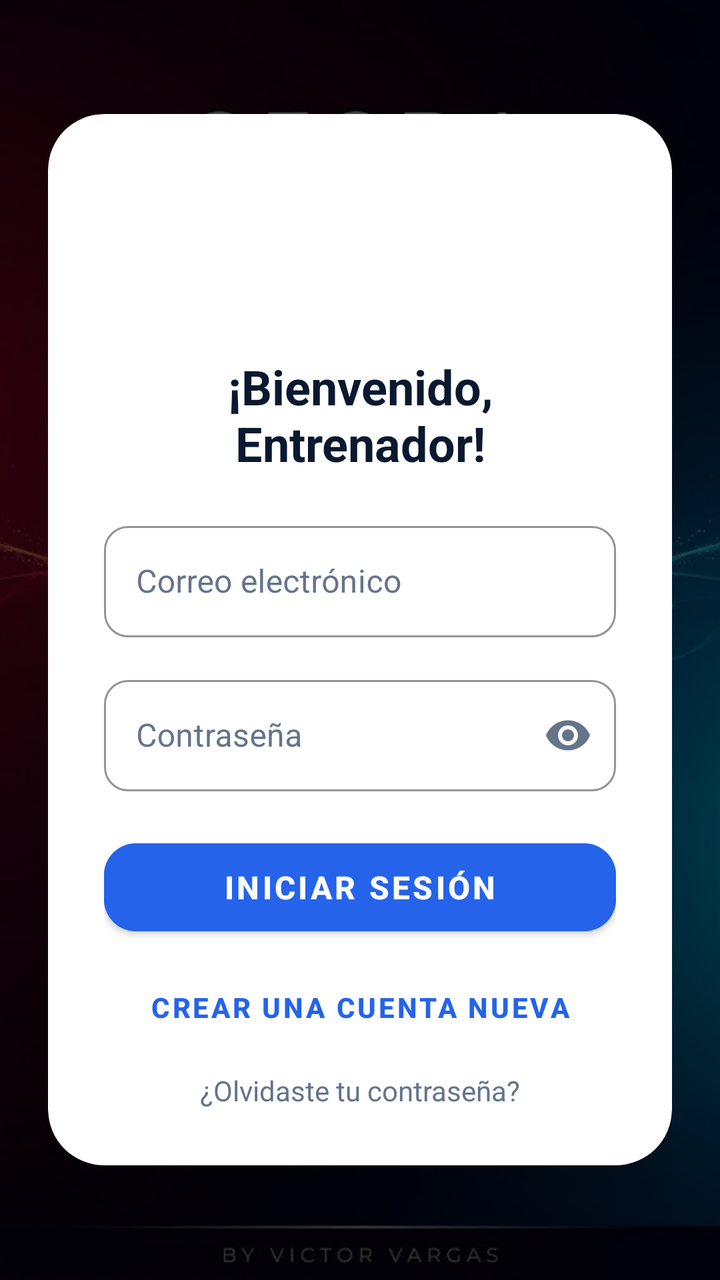
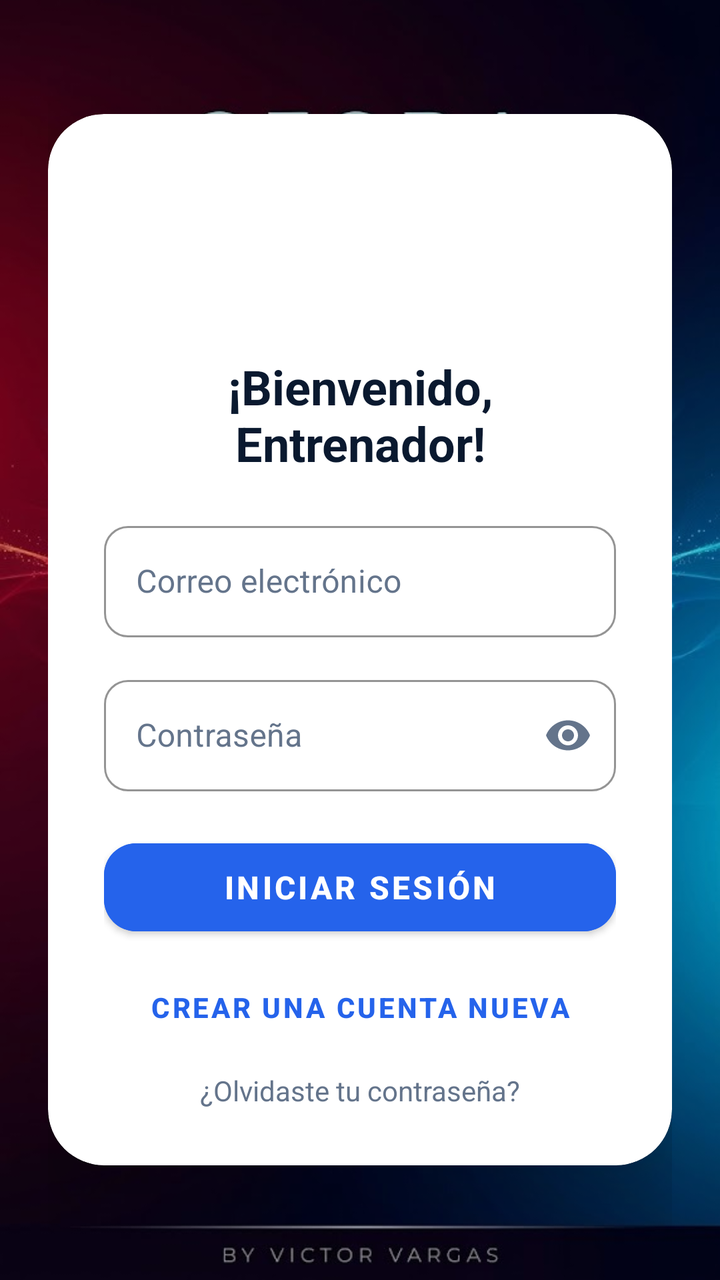

Screens rendered from an Android XML layout before and after an edit, with the pre-edit source and the edit as a unified diff.
<!-- AndroidManifest.xml: activity theme Theme.MaterialComponents.DayNight.NoActionBar -->
<!-- res/layout/activity_login.xml -->
<?xml version="1.0" encoding="utf-8"?>
<androidx.constraintlayout.widget.ConstraintLayout
    xmlns:android="http://schemas.android.com/apk/res/android"
    xmlns:app="http://schemas.android.com/apk/res-auto"
    android:layout_width="match_parent"
    android:layout_height="match_parent"
    android:fitsSystemWindows="true">

    
    <ImageView
        android:layout_width="match_parent"
        android:layout_height="match_parent"
        android:scaleType="centerCrop"
        android:src="@drawable/logo_pokeapp" />

    
    <View
        android:layout_width="match_parent"
        android:layout_height="match_parent"
        android:background="#AA000000" />

    <ScrollView
        android:layout_width="match_parent"
        android:layout_height="match_parent"
        android:fillViewport="true"
        android:clipToPadding="false">

        <LinearLayout
            android:layout_width="match_parent"
            android:layout_height="wrap_content"
            android:orientation="vertical"
            android:gravity="center"
            android:padding="24dp">

            
            <com.google.android.material.card.MaterialCardView
                android:id="@+id/cardLogin"
                android:layout_width="match_parent"
                android:layout_height="wrap_content"
                app:cardBackgroundColor="#FFFFFF"
                app:cardCornerRadius="28dp"
                app:cardElevation="24dp">

                <LinearLayout
                    android:layout_width="match_parent"
                    android:layout_height="wrap_content"
                    android:orientation="vertical"
                    android:gravity="center_horizontal"
                    android:padding="28dp">

                    <ImageView
                        android:id="@+id/ivLoginPokemon"
                        android:layout_width="80dp"
                        android:layout_height="80dp"
                        android:layout_marginBottom="12dp" />

                    <TextView
                        android:layout_width="match_parent"
                        android:layout_height="wrap_content"
                        android:layout_marginBottom="20dp"
                        android:text="¡Bienvenido, Entrenador!"
                        android:textAlignment="center"
                        android:textColor="#0A192F"
                        android:textSize="24sp"
                        android:textStyle="bold" />

                    
                    <com.google.android.material.textfield.TextInputLayout
                        style="@style/Widget.MaterialComponents.TextInputLayout.OutlinedBox"
                        android:layout_width="match_parent"
                        android:layout_height="wrap_content"
                        android:layout_marginBottom="16dp"
                        android:textColorHint="#64748B"
                        app:boxStrokeColor="#2563EB"
                        app:hintTextColor="#2563EB"
                        app:boxCornerRadiusTopStart="12dp"
                        app:boxCornerRadiusTopEnd="12dp"
                        app:boxCornerRadiusBottomStart="12dp"
                        app:boxCornerRadiusBottomEnd="12dp">
                        <com.google.android.material.textfield.TextInputEditText
                            android:id="@+id/etEmail"
                            android:layout_width="match_parent"
                            android:layout_height="wrap_content"
                            android:hint="Correo electrónico"
                            android:textColor="#1E293B"
                            android:textColorHint="#9CA3AF"
                            android:inputType="textEmailAddress" />
                    </com.google.android.material.textfield.TextInputLayout>

                    
                    <com.google.android.material.textfield.TextInputLayout
                        style="@style/Widget.MaterialComponents.TextInputLayout.OutlinedBox"
                        android:layout_width="match_parent"
                        android:layout_height="wrap_content"
                        android:layout_marginBottom="20dp"
                        android:textColorHint="#64748B"
                        app:boxStrokeColor="#2563EB"
                        app:hintTextColor="#2563EB"
                        app:boxCornerRadiusTopStart="12dp"
                        app:boxCornerRadiusTopEnd="12dp"
                        app:boxCornerRadiusBottomStart="12dp"
                        app:boxCornerRadiusBottomEnd="12dp"
                        app:passwordToggleEnabled="true"
                        app:passwordToggleTint="#64748B">
                        <com.google.android.material.textfield.TextInputEditText
                            android:id="@+id/etPassword"
                            android:layout_width="match_parent"
                            android:layout_height="wrap_content"
                            android:hint="Contraseña"
                            android:textColor="#1E293B"
                            android:textColorHint="#9CA3AF"
                            android:inputType="textPassword" />
                    </com.google.android.material.textfield.TextInputLayout>

                    <Button
                        android:id="@+id/btnLogin"
                        android:layout_width="match_parent"
                        android:layout_height="56dp"
                        android:backgroundTint="#2563EB"
                        android:text="INICIAR SESIÓN"
                        android:textColor="#FFFFFF"
                        android:textSize="16sp"
                        android:textStyle="bold"
                        app:cornerRadius="16dp" />

                    <Button
                        android:id="@+id/btnRegister"
                        style="@style/Widget.MaterialComponents.Button.TextButton"
                        android:layout_width="match_parent"
                        android:layout_height="wrap_content"
                        android:layout_marginTop="8dp"
                        android:text="CREAR UNA CUENTA NUEVA"
                        android:textColor="#2563EB"
                        android:textStyle="bold" />

                    <TextView
                        android:id="@+id/tvOlvidePassword"
                        android:layout_width="match_parent"
                        android:layout_height="wrap_content"
                        android:layout_marginTop="8dp"
                        android:text="¿Olvidaste tu contraseña?"
                        android:textAlignment="center"
                        android:textColor="#64748B"
                        android:textSize="14sp"
                        android:clickable="true"
                        android:focusable="true"/>
                </LinearLayout>
            </com.google.android.material.card.MaterialCardView>
        </LinearLayout>
    </ScrollView>
</androidx.constraintlayout.widget.ConstraintLayout>
<!-- resources referenced by this layout -->
<resources>
  <!-- drawable logo_pokeapp: jpg bitmap (drawable, 98087 bytes) -->
</resources>

<!-- the commit's change to res/layout/activity_login.xml (unified diff, before → after) -->
@@ -17,7 +17,7 @@
     <View
         android:layout_width="match_parent"
         android:layout_height="match_parent"
-        android:background="#AA000000" />
+        android:background="#22000000" />
 
     <ScrollView
         android:layout_width="match_parent"
@@ -63,6 +63,31 @@
                         android:textColor="#0A192F"
                         android:textSize="24sp"
                         android:textStyle="bold" />
+
+                    
+                    <com.google.android.material.textfield.TextInputLayout
+                        android:id="@+id/layoutName"
+                        style="@style/Widget.MaterialComponents.TextInputLayout.OutlinedBox"
+                        android:layout_width="match_parent"
+                        android:layout_height="wrap_content"
+                        android:layout_marginBottom="16dp"
+                        android:textColorHint="#64748B"
+                        android:visibility="gone"
+                        app:boxStrokeColor="#2563EB"
+                        app:hintTextColor="#2563EB"
+                        app:boxCornerRadiusTopStart="12dp"
+                        app:boxCornerRadiusTopEnd="12dp"
+                        app:boxCornerRadiusBottomStart="12dp"
+                        app:boxCornerRadiusBottomEnd="12dp">
+                        <com.google.android.material.textfield.TextInputEditText
+                            android:id="@+id/etName"
+                            android:layout_width="match_parent"
+                            android:layout_height="wrap_content"
+                            android:hint="Nombre de Entrenador"
+                            android:textColor="#1E293B"
+                            android:textColorHint="#9CA3AF"
+                            android:inputType="textPersonName" />
+                    </com.google.android.material.textfield.TextInputLayout>
 
                     
                     <com.google.android.material.textfield.TextInputLayout
